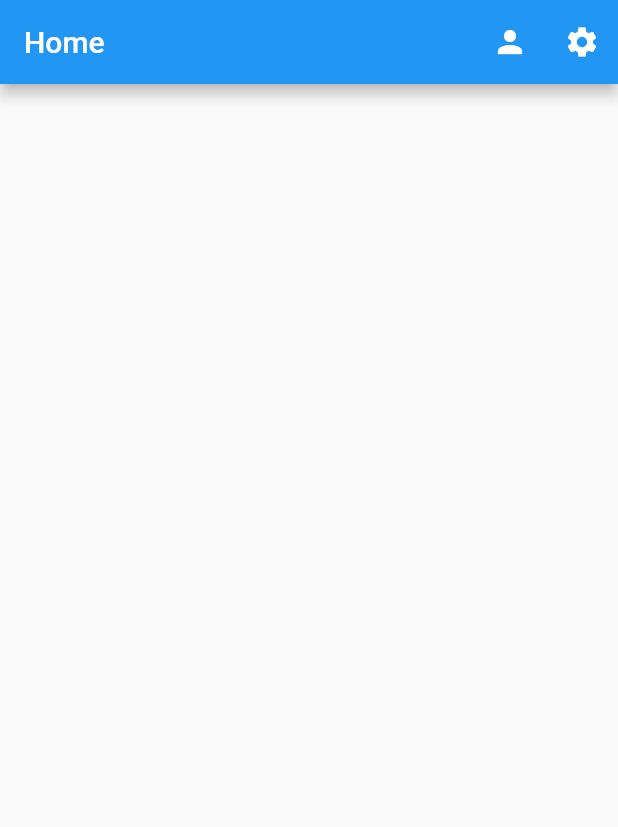
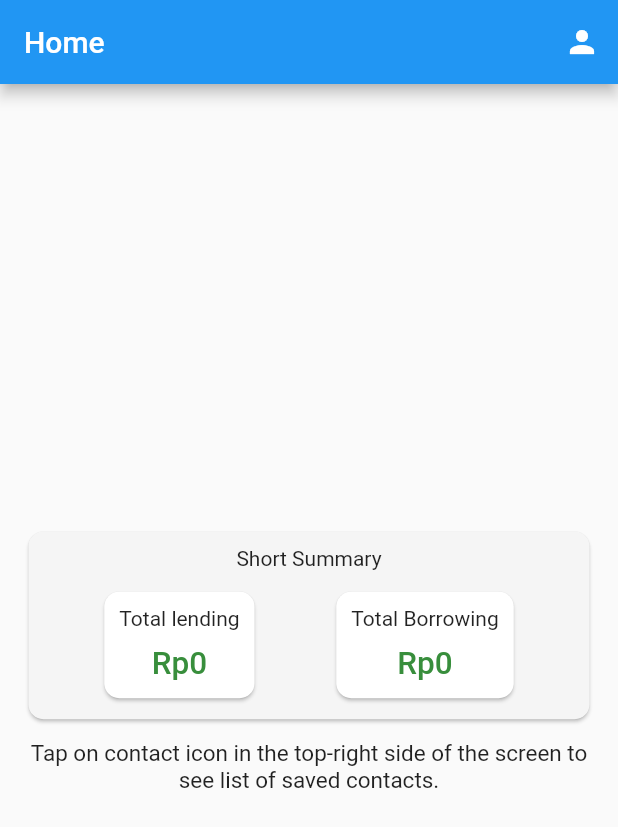
Before and after one commit to izharul-haq/debting, a Flutter app: the screen it shows after launch, on a phone screen of 412 x 824 dp. Shown: the top 827 px of the screen. Run offline on Flutter 3.47's test engine with Material 2 defaults, Android fonts, the phone set to English and light mode, and no system bars; our stand-ins replace hive, hive_flutter; accounts and stored records are empty.

Commit message:
Implement home screen (cont)

```diff
--- a/lib/model/contact.dart
+++ b/lib/model/contact.dart
@@ -20,15 +20,19 @@ class Contact {
     required this.borrow,
   });
 
-  int sumDebt() {
+  int sumDebt({bool countLend = false, bool countBorrow = false}) {
     int total = 0;
 
-    for (var e in lend) {
-      total += e.amount;
+    if (countLend) {
+      for (var e in lend) {
+        total += e.amount;
+      }
     }
 
-    for (var e in borrow) {
-      total -= e.amount;
+    if (countBorrow) {
+      for (var e in borrow) {
+        total -= e.amount;
+      }
     }
 
     return total;
--- a/lib/screen/home_screen.dart
+++ b/lib/screen/home_screen.dart
@@ -1,18 +1,15 @@
+import 'package:debting/widget/screen/home/dashboard.dart';
 import 'package:debting/widget/screen/home/home_appbar.dart';
 import 'package:flutter/material.dart';
 
-class HomeScreen extends StatefulWidget {
+class HomeScreen extends StatelessWidget {
   const HomeScreen({Key? key}) : super(key: key);
 
-  @override
-  State<HomeScreen> createState() => _HomeScreenState();
-}
-
-class _HomeScreenState extends State<HomeScreen> {
   @override
   Widget build(BuildContext context) {
     return Scaffold(
       appBar: HomeAppBar(),
+      body: Dashboard(),
     );
   }
 }
--- /dev/null
+++ b/lib/util/debt.dart
@@ -0,0 +1,17 @@
+import 'package:debting/model/contact.dart';
+import 'package:hive_flutter/hive_flutter.dart';
+
+int getTotalDebt(Box box, {bool lend = false, bool borrow = false}) {
+  int total = 0;
+
+  if (box.isNotEmpty) {
+    for (int i = 0; i < box.length; i++) {
+      total += (box.getAt(i) as Contact).sumDebt(
+        countLend: lend,
+        countBorrow: borrow,
+      );
+    }
+  }
+
+  return total;
+}
--- a/lib/widget/common/sum_debt.dart
+++ b/lib/widget/common/sum_debt.dart
@@ -3,8 +3,9 @@ import 'package:flutter/material.dart';
 
 class SumDebt extends StatelessWidget {
   final int total;
-  final String name;
-  const SumDebt({Key? key, required this.name, required this.total})
+  final String? name;
+  final String? title;
+  const SumDebt({Key? key, this.name, required this.total, this.title})
       : super(key: key);
 
   @override
@@ -14,11 +15,13 @@ class SumDebt extends StatelessWidget {
     return Card(
       shape: RoundedRectangleBorder(borderRadius: BorderRadius.circular(10)),
       child: Padding(
-        padding: EdgeInsets.symmetric(vertical: 10),
+        padding: EdgeInsets.symmetric(vertical: 10, horizontal: 10),
         child: Column(
           crossAxisAlignment: CrossAxisAlignment.center,
           children: [
-            Text(iOwe ? 'You owe $name' : '$name owe you'),
+            Text(title == null
+                ? (iOwe ? 'You owe $name' : '$name owes you')
+                : title as String),
             SizedBox(height: 10),
             Text(
               currencyFormatter(total.abs()),
--- a/lib/widget/screen/contact/contact_info.dart
+++ b/lib/widget/screen/contact/contact_info.dart
@@ -52,7 +52,11 @@ class _ContactInfoState extends State<ContactInfo> {
                     crossAxisAlignment: CrossAxisAlignment.stretch,
                     children: [
                       InfoCard(name: contact.name),
-                      SumDebt(name: contact.name, total: contact.sumDebt()),
+                      SumDebt(
+                        name: contact.name,
+                        total:
+                            contact.sumDebt(countLend: true, countBorrow: true),
+                      ),
                       Padding(
                         padding: EdgeInsets.symmetric(vertical: 10),
                         child: Center(child: Text('Details')),
--- /dev/null
+++ b/lib/widget/screen/home/dashboard.dart
@@ -0,0 +1,73 @@
+import 'package:debting/util/debt.dart';
+import 'package:debting/widget/common/sum_debt.dart';
+import 'package:flutter/material.dart';
+import 'package:hive_flutter/hive_flutter.dart';
+
+class Dashboard extends StatefulWidget {
+  const Dashboard({Key? key}) : super(key: key);
+
+  @override
+  State<Dashboard> createState() => _DashboardState();
+}
+
+class _DashboardState extends State<Dashboard> {
+  late final Box debtBox;
+
+  @override
+  void initState() {
+    super.initState();
+    debtBox = Hive.box('debts');
+  }
+
+  @override
+  Widget build(BuildContext context) {
+    return ValueListenableBuilder(
+        valueListenable: debtBox.listenable(),
+        builder: (context, Box box, widget) {
+          return Padding(
+            padding: EdgeInsets.symmetric(horizontal: 15, vertical: 10),
+            child: Column(
+              crossAxisAlignment: CrossAxisAlignment.stretch,
+              mainAxisAlignment: MainAxisAlignment.center,
+              children: [
+                Card(
+                  color: Colors.grey.shade100,
+                  shape: RoundedRectangleBorder(
+                    borderRadius: BorderRadius.circular(10),
+                  ),
+                  child: Padding(
+                    padding: EdgeInsets.symmetric(vertical: 10),
+                    child: Column(
+                      crossAxisAlignment: CrossAxisAlignment.stretch,
+                      children: [
+                        Text('Short Summary', textAlign: TextAlign.center),
+                        SizedBox(height: 10),
+                        Row(
+                          mainAxisAlignment: MainAxisAlignment.spaceEvenly,
+                          children: [
+                            SumDebt(
+                              total: getTotalDebt(box, lend: true),
+                              title: 'Total lending',
+                            ),
+                            SumDebt(
+                              total: getTotalDebt(box, borrow: true),
+                              title: 'Total Borrowing',
+                            ),
+                          ],
+                        ),
+                      ],
+                    ),
+                  ),
+                ),
+                SizedBox(height: 10),
+                Text(
+                  'Tap on contact icon in the top-right side of the screen to see list of saved contacts.',
+                  textAlign: TextAlign.center,
+                  style: TextStyle(fontSize: 15),
+                ),
+              ],
+            ),
+          );
+        });
+  }
+}
--- a/lib/widget/screen/home/home_appbar.dart
+++ b/lib/widget/screen/home/home_appbar.dart
@@ -23,10 +23,10 @@ class HomeAppBar extends StatelessWidget with PreferredSizeWidget {
           },
           icon: Icon(Icons.person),
         ),
-        IconButton(
-          onPressed: () {},
-          icon: Icon(Icons.settings),
-        ),
+        // IconButton(
+        //   onPressed: () {},
+        //   icon: Icon(Icons.settings),
+        // ),
       ],
     );
   }
```
Also changed, not shown: 1 other file.
